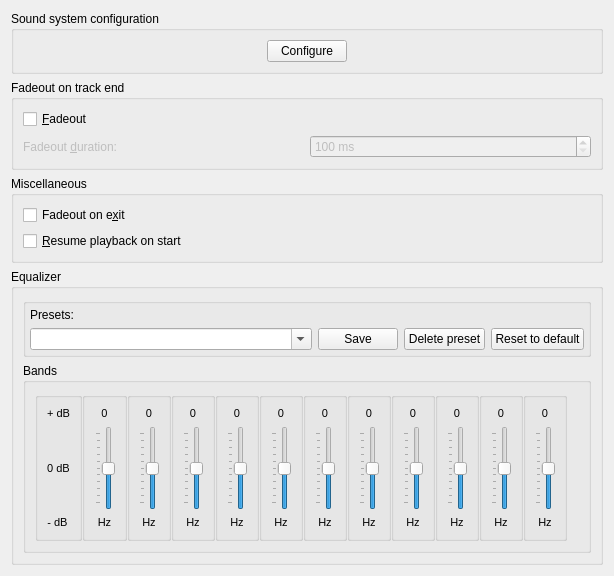
Old version of the form src/configdialog/dialogs/PlaybackConfig.ui in the repository netrunner-debian-kde-extras/amarok.
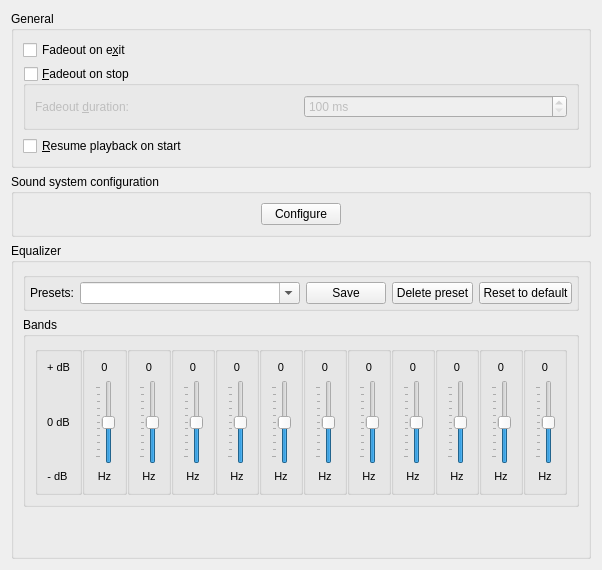
New version of the form.

The edit to the form file:
```diff
--- a/src/configdialog/dialogs/PlaybackConfig.ui
+++ b/src/configdialog/dialogs/PlaybackConfig.ui
@@ -2,55 +2,43 @@
 <ui version="4.0">
  <class>PlaybackConfig</class>
  <widget class="QWidget" name="PlaybackConfig">
-  <property name="geometry">
-   <rect>
-    <x>0</x>
-    <y>0</y>
-    <width>614</width>
-    <height>556</height>
-   </rect>
-  </property>
   <layout class="QGridLayout" name="gridLayout_5">
    <item row="0" column="0">
-    <widget class="QGroupBox" name="groupBox_2">
+    <widget class="QGroupBox" name="groupBox">
      <property name="title">
-      <string>Sound system configuration</string>
+      <string>General</string>
      </property>
-     <layout class="QGridLayout" name="gridLayout_2">
-      <item row="0" column="0">
-       <widget class="QPushButton" name="pushButtonPhonon">
-        <property name="sizePolicy">
-         <sizepolicy hsizetype="Fixed" vsizetype="Fixed">
-          <horstretch>0</horstretch>
-          <verstretch>0</verstretch>
-         </sizepolicy>
+     <layout class="QGridLayout" name="gridLayout_3">
+      <item row="0" column="1">
+       <widget class="QCheckBox" name="kcfg_FadeoutOnExit">
+        <property name="toolTip">
+         <string>If checked, Amarok will fade out the music on program exit.</string>
         </property>
         <property name="text">
-         <string>Configure</string>
+         <string>Fadeout on e&amp;xit</string>
         </property>
        </widget>
       </item>
-     </layout>
-    </widget>
-   </item>
-   <item row="1" column="0">
-    <widget class="QGroupBox" name="opt_crossfade_2">
+      <item row="1" column="1">
+       <widget class="QGroupBox" name="kcfg_Fadeout">
      <property name="whatsThis">
       <string>&lt;b&gt;Quit Behavior&lt;/b&gt;
 &lt;p&gt;On exit, Amarok can slowly fade the volume of the playing track (which is configurable), or stop playback immediately.&lt;/p&gt;</string>
      </property>
      <property name="title">
-      <string>Fadeout on track end</string>
+         <string>&amp;Fadeout on stop</string>
+        </property>
+        <property name="flat">
+         <bool>true</bool>
+        </property>
+        <property name="checkable">
+         <bool>true</bool>
+        </property>
+        <property name="checked">
+         <bool>false</bool>
      </property>
      <layout class="QGridLayout" name="gridLayout">
       <item row="0" column="0">
-       <widget class="QCheckBox" name="kcfg_Fadeout">
-        <property name="text">
-         <string>&amp;Fadeout</string>
-        </property>
-       </widget>
-      </item>
-      <item row="1" column="0">
        <widget class="QLabel" name="fadeoutLengthLabel">
         <property name="enabled">
          <bool>false</bool>
@@ -63,7 +51,7 @@
         </property>
        </widget>
       </item>
-      <item row="1" column="1">
+         <item row="0" column="1">
        <widget class="QSpinBox" name="kcfg_FadeoutLength">
         <property name="enabled">
          <bool>false</bool>
@@ -91,23 +79,7 @@
      </layout>
     </widget>
    </item>
-   <item row="2" column="0">
-    <widget class="QGroupBox" name="groupBox">
-     <property name="title">
-      <string>Miscellaneous</string>
-     </property>
-     <layout class="QGridLayout" name="gridLayout_3">
-      <item row="1" column="0">
-       <widget class="QCheckBox" name="kcfg_FadeoutOnExit">
-        <property name="toolTip">
-         <string>If checked, Amarok will fade out the music on program exit.</string>
-        </property>
-        <property name="text">
-         <string>Fadeout on e&amp;xit</string>
-        </property>
-       </widget>
-      </item>
-      <item row="2" column="0">
+      <item row="2" column="1">
        <widget class="QCheckBox" name="kcfg_ResumePlayback">
         <property name="toolTip">
          <string>If checked, Amarok will&lt;br&gt;resume playback from where you left it the previous session -- just like a tape-player.</string>
@@ -120,7 +92,29 @@
      </layout>
     </widget>
    </item>
-   <item row="3" column="0">
+   <item row="1" column="0">
+    <widget class="QGroupBox" name="groupBox_2">
+     <property name="title">
+      <string>Sound system configuration</string>
+     </property>
+     <layout class="QGridLayout" name="gridLayout_2">
+      <item row="0" column="0">
+       <widget class="QPushButton" name="pushButtonPhonon">
+        <property name="sizePolicy">
+         <sizepolicy hsizetype="Fixed" vsizetype="Fixed">
+          <horstretch>0</horstretch>
+          <verstretch>0</verstretch>
+         </sizepolicy>
+        </property>
+        <property name="text">
+         <string>Configure</string>
+        </property>
+       </widget>
+      </item>
+     </layout>
+    </widget>
+   </item>
+   <item row="2" column="0">
     <widget class="QGroupBox" name="EqualizerGroupBox">
      <property name="sizePolicy">
       <sizepolicy hsizetype="MinimumExpanding" vsizetype="MinimumExpanding">
@@ -144,14 +138,7 @@
          <property name="margin">
           <number>4</number>
          </property>
-         <item row="0" column="0">
-          <widget class="QLabel" name="eqPresetslabel">
-           <property name="text">
-            <string>Presets:</string>
-           </property>
-          </widget>
-         </item>
-         <item row="1" column="0">
+         <item row="1" column="1">
           <widget class="QComboBox" name="eqPresets">
            <property name="sizePolicy">
             <sizepolicy hsizetype="Expanding" vsizetype="Fixed">
@@ -167,7 +154,7 @@
            </property>
           </widget>
          </item>
-         <item row="1" column="1">
+         <item row="1" column="2">
           <widget class="QPushButton" name="eqPresetSaveBtn">
            <property name="sizePolicy">
             <sizepolicy hsizetype="Fixed" vsizetype="Fixed">
@@ -183,7 +170,7 @@
            </property>
           </widget>
          </item>
-         <item row="1" column="2">
+         <item row="1" column="3">
           <widget class="QPushButton" name="eqPresetDeleteBtn">
            <property name="sizePolicy">
             <sizepolicy hsizetype="Fixed" vsizetype="Fixed">
@@ -199,7 +186,7 @@
            </property>
           </widget>
          </item>
-         <item row="1" column="3">
+         <item row="1" column="4">
           <widget class="QPushButton" name="eqPresetResetBtn">
            <property name="sizePolicy">
             <sizepolicy hsizetype="Fixed" vsizetype="Fixed">
@@ -215,6 +202,13 @@
            </property>
           </widget>
          </item>
+         <item row="1" column="0">
+          <widget class="QLabel" name="eqPresetslabel">
+           <property name="text">
+            <string>Presets:</string>
+           </property>
+          </widget>
+         </item>
         </layout>
        </widget>
       </item>
@@ -1398,6 +1392,19 @@
         </layout>
        </widget>
       </item>
+      <item row="2" column="0">
+       <spacer name="verticalSpacer_2">
+        <property name="orientation">
+         <enum>Qt::Vertical</enum>
+        </property>
+        <property name="sizeHint" stdset="0">
+         <size>
+          <width>20</width>
+          <height>40</height>
+         </size>
+        </property>
+       </spacer>
+      </item>
      </layout>
     </widget>
    </item>
```
Left out of the diff: 8 changed lines with no effect on the pictures. Lines whose indentation alone changed are shown as unchanged.
